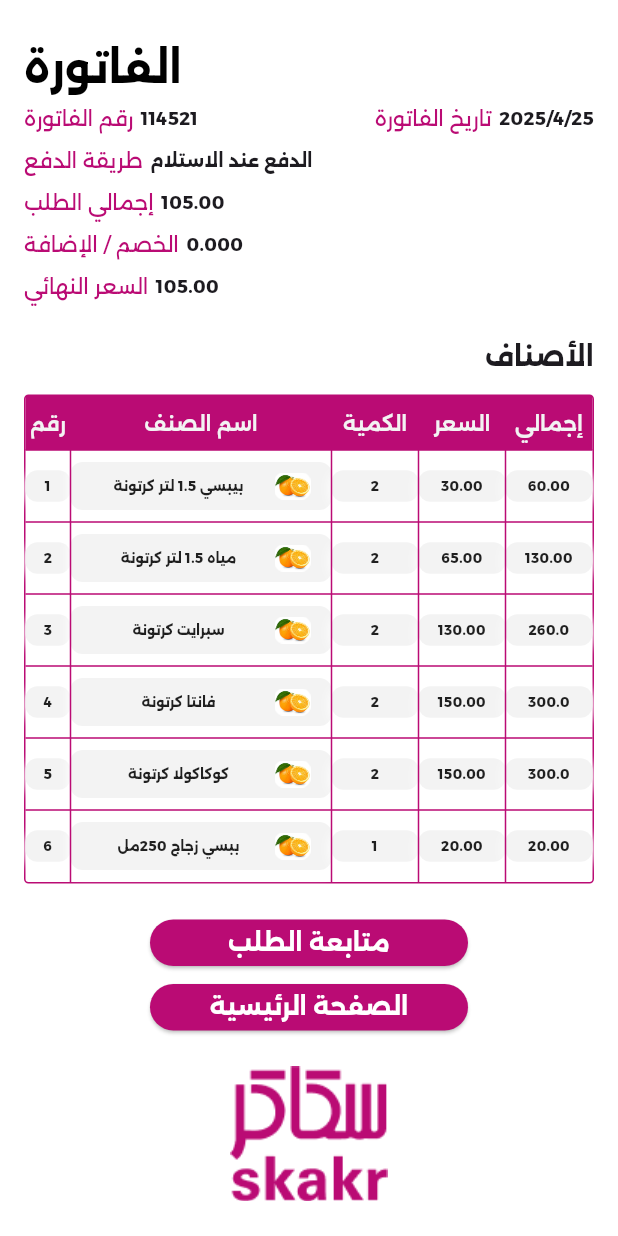
After one commit to ahmed123mostafa/skakr, a Flutter app: the InvoiceScreen screen opened directly, on a phone screen of 412 x 824 dp. The commit adds this screen. Run offline on Flutter 3.47's test engine with Material 3 defaults, Android fonts, the phone set to English and light mode, and no system bars; our stand-ins replace carousel_slider, device_preview, easy_localization, expandable, flutter_bloc, flutter_screenutil and 3 more.

Commit message:
Update ui for payment

```diff
--- a/lib/feature/main/payment/presentation/screens/choose_delivery_time.dart
+++ b/lib/feature/main/payment/presentation/screens/choose_delivery_time.dart
@@ -2,6 +2,7 @@
 import 'package:flutter/material.dart';
 import 'package:flutter_screenutil/flutter_screenutil.dart';
 import 'package:settings_app/core/constant/app_colors.dart';
+import 'package:settings_app/feature/main/payment/presentation/screens/request_faluire.dart';
 import 'package:settings_app/feature/main/payment/presentation/screens/request_succeffuly_excuted.dart';
 
 class DeliveryTimeScreen extends StatefulWidget {
@@ -43,6 +44,7 @@
           shadowColor: Colors.black.withOpacity(0.5),
           centerTitle: true,
           title: Row(
+            mainAxisAlignment: MainAxisAlignment.center,
             children: [
               Image.asset("assets/images/Group (9).png"),
               Text(
@@ -170,7 +172,7 @@
                         context,
                         MaterialPageRoute(
                             builder: (context) =>
-                                const RequestSucceffulyExcuted()));
+                                const RequestSuccessfullyExecuted()));
                   },
                   child: Text("الدفع",
                       style: TextStyle(fontSize: 16.sp, color: Colors.white)),
--- /dev/null
+++ b/lib/feature/main/payment/presentation/screens/invoice_table_screen.dart
@@ -0,0 +1,226 @@
+import 'package:flutter/material.dart';
+import 'package:flutter_screenutil/flutter_screenutil.dart';
+import 'package:settings_app/core/constant/app_colors.dart';
+import 'package:settings_app/core/constant/custom_bottom.dart';
+
+class InvoiceScreen extends StatelessWidget {
+  const InvoiceScreen({super.key});
+
+  @override
+  Widget build(BuildContext context) {
+    return SafeArea(
+      child: Scaffold(
+        backgroundColor: Colors.white,
+        body: SingleChildScrollView(
+          padding:const  EdgeInsets.symmetric(horizontal: 16, vertical: 24),
+          child: Column(
+            children: [
+              Column(
+                crossAxisAlignment: CrossAxisAlignment.start,
+                children: [
+                  Text(
+                    "الفاتورة",
+                    style: TextStyle(
+                        fontWeight: FontWeight.bold,
+                        fontSize: 25.sp,
+                        color: Colors.black),
+                  ),
+                  Row(
+                    children: [
+                      infoRow("رقم الفاتورة", "114521", sized: 5),
+                    const   Spacer(),
+                      infoRow("تاريخ الفاتورة", "2025/4/25", sized: 5),
+                    ],
+                  ),
+                  infoRow("طريقة الدفع", "الدفع عند الاستلام", sized: 5),
+                  infoRow("إجمالي الطلب", "105.00", sized: 5),
+                  infoRow("الخصم / الإضافة", "0.000", sized: 5),
+                  infoRow("السعر النهائي", "105.00", sized: 5),
+                ],
+              ),
+              const SizedBox(height: 20),
+              const Align(
+                alignment: Alignment.topRight,
+                child: Text(
+                  "الأصناف",
+                  style: TextStyle(fontWeight: FontWeight.bold, fontSize: 18),
+                ),
+              ),
+              const SizedBox(height: 12),
+              Container(
+                width: double.infinity,
+                decoration: BoxDecoration(
+                  border: Border.all(color: AppColors.mainAppColor),
+                  borderRadius: BorderRadius.circular(3),
+                ),
+                child: Table(
+                  columnWidths: const {
+                    0: FixedColumnWidth(30),
+                    1: FlexColumnWidth(6),
+                    2: FlexColumnWidth(2),
+                    3: FlexColumnWidth(2),
+                    4: FlexColumnWidth(2),
+                  },
+                  border: TableBorder.symmetric(
+                      inside: BorderSide(color: AppColors.mainAppColor)),
+                  defaultVerticalAlignment: TableCellVerticalAlignment.middle,
+                  children: [
+                    _tableHeaderRow(),
+                    _tableDataRow(
+                        "1", "بيبسي 1.5 لتر كرتونة", "2", "30.00", "60.00"),
+                    _tableDataRow(
+                        "2", "مياه 1.5 لتر كرتونة", "2", "65.00", "130.00"),
+                    _tableDataRow("3", "سبرايت كرتونة", "2", "130.00", "260.0"),
+                    _tableDataRow("4", "فانتا كرتونة", "2", "150.00", "300.0"),
+                    _tableDataRow(
+                        "5", "كوكاكولا كرتونة", "2", "150.00", "300.0"),
+                    _tableDataRow(
+                        "6", "ببسي زجاج 250مل", "1", "20.00", "20.00"),
+                  ],
+                ),
+              ),
+              const SizedBox(height: 24),
+              CustomButton(
+                  width: 212,
+                  height: 31,
+                  text: "متابعة الطلب",
+                  onPressed: () {}),
+              SizedBox(
+                height: 10.h,
+              ),
+              CustomButton(
+                  width: 212,
+                  height: 31,
+                  text: "الصفحة الرئيسية",
+                  onPressed: () {}),
+              const SizedBox(height: 24),
+              Center(
+                child: Image.asset("assets/images/Group 195.png"),
+              ),
+            ],
+          ),
+        ),
+      ),
+    );
+  }
+
+  TableRow _tableHeaderRow() {
+    return const TableRow(children: [
+      _TableHeader(text: "رقم"),
+      _TableHeader(text: "اسم الصنف"),
+      _TableHeader(text: "الكمية"),
+      _TableHeader(text: "السعر"),
+      _TableHeader(text: "إجمالي"),
+    ]);
+  }
+
+  TableRow _tableDataRow(
+      String id, String name, String qty, String price, String total) {
+    return TableRow(children: [
+      _TableCell(text: id),
+      _TableCell(
+        text: name,
+        imagePath: "assets/images/image (5).png",
+      ),
+      _TableCell(text: qty),
+      _TableCell(text: price),
+      _TableCell(text: total),
+    ]);
+  }
+
+  Widget infoRow(String label, String value, {required double sized}) {
+    return Padding(
+      padding: const EdgeInsets.symmetric(vertical: 4),
+      child: Row(
+        children: [
+          Text(
+            label,
+            style: TextStyle(color: AppColors.mainAppColor, fontSize: 14),
+          ),
+          SizedBox(width: sized),
+          Text(
+            value,
+            style: const TextStyle(fontWeight: FontWeight.bold, fontSize: 12),
+          ),
+        ],
+      ),
+    );
+  }
+}
+
+class _TableHeader extends StatelessWidget {
+  final String text;
+
+  const _TableHeader({required this.text});
+
+  @override
+  Widget build(BuildContext context) {
+    return Container(
+      padding: const EdgeInsets.symmetric(vertical: 8),
+      decoration: BoxDecoration(
+        color: AppColors.mainAppColor,
+      ),
+      child: Text(
+        text,
+        textAlign: TextAlign.center,
+        style: TextStyle(
+            fontSize: 12.sp,
+            fontWeight: FontWeight.w600,
+            color: AppColors.backgroundAppColor),
+      ),
+    );
+  }
+}
+
+class _TableCell extends StatelessWidget {
+  final String text;
+  final String? imagePath;
+
+  const _TableCell({required this.text, this.imagePath});
+
+  @override
+  Widget build(BuildContext context) {
+    return Padding(
+      padding: const EdgeInsets.symmetric(vertical: 8),
+      child: Container(
+        decoration: BoxDecoration(
+          color: AppColors.backgroundAppColor,
+          boxShadow: const [
+            BoxShadow(
+              color: Colors.white,
+              blurRadius: 5,
+              spreadRadius: 1,
+              offset: Offset(0, 2),
+            ),
+          ],
+          borderRadius: BorderRadius.circular(8),
+        ),
+        padding: EdgeInsets.symmetric(horizontal: 8, vertical: 4),
+        child: Row(
+          mainAxisAlignment: MainAxisAlignment.spaceBetween,
+          children: [
+            Expanded(
+              child: Text(
+                text,
+                textAlign: TextAlign.center,
+                style: const TextStyle(
+                    fontWeight: FontWeight.bold,
+                    color: Colors.black87,
+                    fontSize: 9),
+              ),
+            ),
+            if (imagePath != null)
+              Padding(
+                padding: const EdgeInsets.only(right: 6),
+                child: Image.asset(
+                  imagePath!,
+                  width: 24,
+                  height: 24,
+                ),
+              ),
+          ],
+        ),
+      ),
+    );
+  }
+}
--- /dev/null
+++ b/lib/feature/main/payment/presentation/screens/request_faluire.dart
@@ -0,0 +1,50 @@
+import 'package:flutter/material.dart';
+import 'package:flutter_screenutil/flutter_screenutil.dart';
+import 'package:settings_app/core/constant/app_colors.dart';
+
+class RequestFailure extends StatefulWidget {
+  const RequestFailure({super.key});
+
+  @override
+  State<RequestFailure> createState() => _RequestFailureState();
+}
+
+class _RequestFailureState extends State<RequestFailure> {
+  @override
+  void initState() {
+    super.initState();
+
+    Future.delayed(const Duration(seconds: 4), () {
+      if (mounted) {
+        Navigator.pop(context);
+      }
+    });
+  }
+
+  @override
+  Widget build(BuildContext context) {
+    return SafeArea(
+      child: Scaffold(
+        backgroundColor: const Color(0xffF3F3F3),
+        body: Column(
+          crossAxisAlignment: CrossAxisAlignment.center,
+          mainAxisAlignment: MainAxisAlignment.center,
+          children: [
+            Center(child: Image.asset("assets/images/Hero Illustration.png")),
+            SizedBox(height: 70.h),
+            Text(
+              "يرجي المحاولة مره اخري",
+              style: TextStyle(
+                fontSize: 20.sp,
+                color: AppColors.mainAppColor,
+                fontWeight: FontWeight.w600,
+              ),
+            ),
+            SizedBox(height: 80.h),
+            Image.asset("assets/images/Group 195.png"),
+          ],
+        ),
+      ),
+    );
+  }
+}
--- a/lib/feature/main/payment/presentation/screens/request_succeffuly_excuted.dart
+++ b/lib/feature/main/payment/presentation/screens/request_succeffuly_excuted.dart
@@ -1,9 +1,29 @@
 import 'package:flutter/material.dart';
 import 'package:flutter_screenutil/flutter_screenutil.dart';
 import 'package:settings_app/core/constant/app_colors.dart';
+import 'package:settings_app/feature/main/payment/presentation/screens/invoice_table_screen.dart';
 
-class RequestSucceffulyExcuted extends StatelessWidget {
-  const RequestSucceffulyExcuted({super.key});
+class RequestSuccessfullyExecuted extends StatefulWidget {
+  const RequestSuccessfullyExecuted({super.key});
+
+  @override
+  State<RequestSuccessfullyExecuted> createState() =>
+      _RequestSuccessfullyExecutedState();
+}
+
+class _RequestSuccessfullyExecutedState
+    extends State<RequestSuccessfullyExecuted> {
+  @override
+  void initState() {
+    super.initState();
+    Future.delayed(const Duration(seconds: 5), () {
+      if (mounted) {
+        Navigator.pop(context);
+
+         Navigator.pushReplacement(context, MaterialPageRoute(builder: (_) =>const InvoiceScreen()));
+      }
+    });
+  }
 
   @override
   Widget build(BuildContext context) {
@@ -15,27 +35,26 @@
           mainAxisAlignment: MainAxisAlignment.center,
           children: [
             Center(child: Image.asset("assets/images/pana.png")),
-            SizedBox(
-              height: 40.h,
-            ),
-            Text("تم تنفيذ الطلب بنجاح",
+            SizedBox(height: 40.h),
+            Text(
+              "تم تنفيذ الطلب بنجاح",
               style: TextStyle(
                 fontSize: 20.sp,
                 color: AppColors.mainAppColor,
-                    fontWeight: FontWeight.w600)),
-                    //////
-            SizedBox(
-              height: 20.h,
+                fontWeight: FontWeight.w600,
               ),
-            Text("يرجي الانتظار",
+            ),
+            SizedBox(height: 20.h),
+            Text(
+              "يرجي الانتظار",
               style: TextStyle(
                 fontSize: 20.sp,
                 color: AppColors.mainAppColor,
-                    fontWeight: FontWeight.w600)),
-            SizedBox(
-              height: 80.h,
+                fontWeight: FontWeight.w600,
               ),
-            Image.asset("assets/images/Group 195.png")
+            ),
+            SizedBox(height: 80.h),
+            Image.asset("assets/images/Group 195.png"),
           ],
         ),
       ),
```
Also changed, not shown: assets/images/Hero Illustration.png (added), assets/images/image (5).png. Lines whose indentation alone changed are shown as unchanged.
